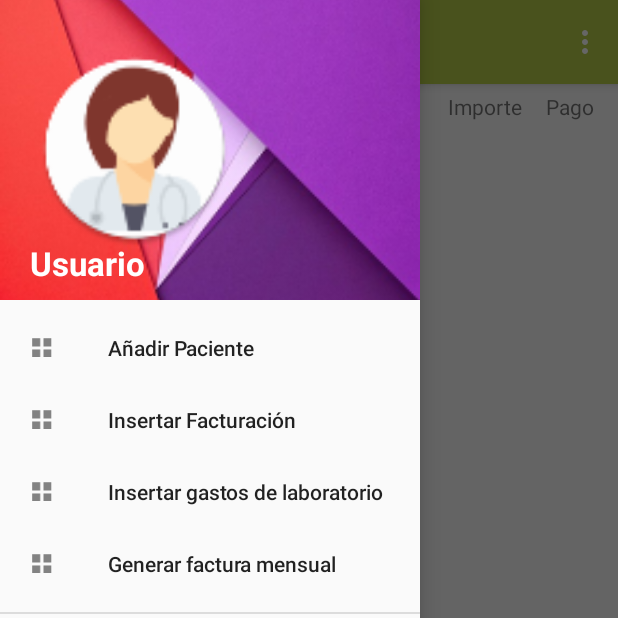
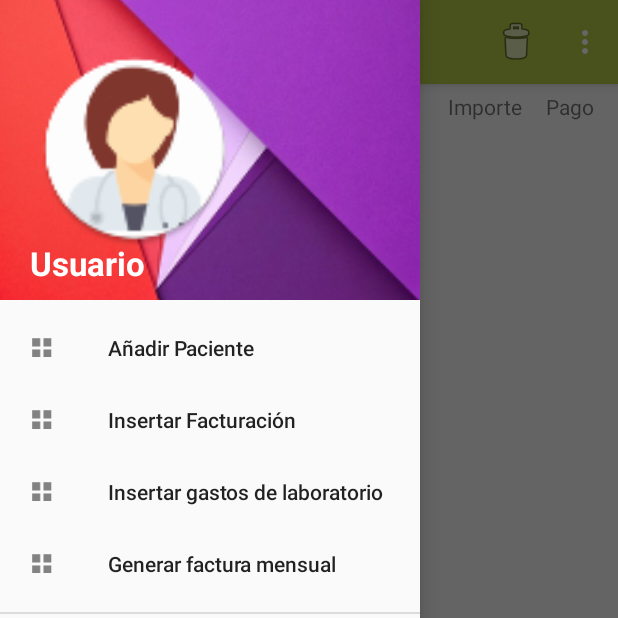
Before and after one commit to abeneto/OdontoFact, an Android app: the fragment Fragment3 placed in its activity, with the side drawer open, on a phone screen of 412 x 824 dp, the top half of it. Run offline under Robolectric (Android 15) with nearby library versions, the phone set to English and light mode, and no system bars; libraries missing offline, so code that uses them is left out: org.apache.poi; 1 statement that could not run was skipped.

Commit message:
Seleccion de filas boton borrar y menu

```diff
--- a/app/src/main/java/com/dev/abeneto/charanifact/activities/MainActivity.java
+++ b/app/src/main/java/com/dev/abeneto/charanifact/activities/MainActivity.java
@@ -27,6 +27,7 @@ public class MainActivity extends ActionBarActivity {
     private DrawerLayout drawerLayout;
     private Usuari usuariLogat;
     private DatabaseHelper dbHelper;
+    private Menu miMenu;
 
     @Override
     protected void onCreate(Bundle savedInstanceState) {
@@ -43,6 +44,8 @@ public class MainActivity extends ActionBarActivity {
         getSupportActionBar().setDisplayHomeAsUpEnabled(true);
         drawerLayout = (DrawerLayout)findViewById(R.id.drawer_layout);
         NavigationView navView = (NavigationView)findViewById(R.id.navview);
+
+
 
         navView.setNavigationItemSelectedListener(
                 new NavigationView.OnNavigationItemSelectedListener() {
@@ -110,7 +113,10 @@ public class MainActivity extends ActionBarActivity {
     @Override
     public boolean onCreateOptionsMenu(Menu menu) {
         // Inflate the menu; this adds items to the action bar if it is present.
+        this.miMenu = menu;
         getMenuInflater().inflate(R.menu.menu_main, menu);
+
+        miMenu.findItem(R.id.delete).setVisible(false);
         return true;
     }
 
@@ -137,4 +143,12 @@ public class MainActivity extends ActionBarActivity {
     public void setUsuariLogat(Usuari usuariLogat) {
         this.usuariLogat = usuariLogat;
     }
+
+    public Menu getMiMenu() {
+        return miMenu;
+    }
+
+    public void setMiMenu(Menu miMenu) {
+        this.miMenu = miMenu;
+    }
 }
--- a/app/src/main/java/com/dev/abeneto/charanifact/adapter/LineaFacturaAdapter.java
+++ b/app/src/main/java/com/dev/abeneto/charanifact/adapter/LineaFacturaAdapter.java
@@ -54,4 +54,5 @@ public class LineaFacturaAdapter extends ArrayAdapter<LineaFactura> {
         // Return the completed view to render on screen
         return convertView;
     }
+
 }
--- a/app/src/main/java/com/dev/abeneto/charanifact/fragments/Fragment3.java
+++ b/app/src/main/java/com/dev/abeneto/charanifact/fragments/Fragment3.java
@@ -9,14 +9,18 @@ import android.os.Environment;
 import android.support.v4.app.Fragment;
 import android.support.v7.app.AlertDialog;
 import android.view.LayoutInflater;
+import android.view.Menu;
 import android.view.View;
 import android.view.ViewGroup;
+import android.widget.AdapterView;
 import android.widget.Button;
 import android.widget.ListView;
 import android.widget.Toast;
 
 import com.dev.abeneto.charanifact.R;
+import com.dev.abeneto.charanifact.activities.MainActivity;
 import com.dev.abeneto.charanifact.adapter.LineaFacturaAdapter;
+import com.dev.abeneto.charanifact.custom_elements.CheckedLinearLayout;
 import com.dev.abeneto.charanifact.db.DatabaseHelper;
 import com.dev.abeneto.charanifact.pojo.GastosLaboratori;
 import com.dev.abeneto.charanifact.pojo.LineaFactura;
@@ -44,6 +48,7 @@ import java.util.Collections;
 import java.util.Comparator;
 import java.util.GregorianCalendar;
 import java.util.HashMap;
+import java.util.List;
 import java.util.Map;
 
 /**
@@ -54,6 +59,8 @@ public class Fragment3 extends Fragment {
     View inflated = null;
     DatabaseHelper dbHelper = null;
     ArrayList<LineaFactura> lineasDeFactura = null;
+    Menu miMenu = null;
+
 
     public Fragment3() {
         // Required empty public constructor
@@ -65,6 +72,11 @@ public class Fragment3 extends Fragment {
         // Inflate the layout for this fragment
         inflated = inflater.inflate(R.layout.fragment_fragment3, container, false);
         dbHelper = new DatabaseHelper(getActivity().getApplicationContext());
+
+        MainActivity activity = (MainActivity) getActivity();
+        this.miMenu = activity.getMiMenu();
+
+        miMenu.findItem(R.id.delete).setVisible(true);
 
         lineasDeFactura = null;
         try {
@@ -90,6 +102,8 @@ public class Fragment3 extends Fragment {
         // Attach the adapter to a ListView
         ListView listView = (ListView) inflated.findViewById(R.id.listaLineasFactura);
         listView.setAdapter(adapter);
+        listView.setChoiceMode(ListView.CHOICE_MODE_MULTIPLE);
+
 
         Button botonExcel = (Button) inflated.findViewById(R.id.botonGenerarFacturaExcel);
         Button botonPdf = (Button) inflated.findViewById(R.id.botonGenerarFacturaPdf);
@@ -131,7 +145,7 @@ public class Fragment3 extends Fragment {
 
         Row filaTitulo = sheet.getRow(0);
         Cell celdaTitulo = filaTitulo.createCell(0);
-        celdaTitulo.setCellValue("Facturación de "+getMonthForInt(mes-1)+" de "+anyo +"");
+        celdaTitulo.setCellValue("Facturación de " + getMonthForInt(mes - 1) + " de " + anyo + "");
         celdaTitulo.getCellStyle().setAlignment(HorizontalAlignment.CENTER);
 
         int rownum = 2;
@@ -165,17 +179,17 @@ public class Fragment3 extends Fragment {
         }
 
         Map<String, Object> fieldsGastos = new HashMap<>();
-        fieldsGastos.put("mes",mes);
-        fieldsGastos.put("any",anyo);
+        fieldsGastos.put("mes", mes);
+        fieldsGastos.put("any", anyo);
 
         GastosLaboratori gastosLaboratori;
 
         try {
             gastosLaboratori = dbHelper.getGastosByFields(fieldsGastos);
 
-            if(gastosLaboratori != null) {
+            if (gastosLaboratori != null) {
 
-                rownum+=2;
+                rownum += 2;
 
                 Row row = sheet.createRow(rownum++);
                 int cellnum = 0;
@@ -319,7 +333,7 @@ public class Fragment3 extends Fragment {
         String month = "wrong";
         DateFormatSymbols dfs = new DateFormatSymbols();
         String[] months = dfs.getMonths();
-        if (num >= 0 && num <= 11 ) {
+        if (num >= 0 && num <= 11) {
             month = months[num];
         }
         return month;
--- /dev/null
+++ b/app/src/main/res/drawable/fondo_no_seleccionado.xml
@@ -0,0 +1,5 @@
+<?xml version="1.0" encoding="utf-8"?>
+<shape xmlns:android="http://schemas.android.com/apk/res/android"
+    android:shape="rectangle" >
+    <solid android:color="@android:color/transparent"/>
+</shape>
--- /dev/null
+++ b/app/src/main/res/drawable/fondo_seleccionado.xml
@@ -0,0 +1,5 @@
+<?xml version="1.0" encoding="utf-8"?>
+<shape xmlns:android="http://schemas.android.com/apk/res/android"
+    android:shape="rectangle" >
+    <solid android:color="#FFb7ce49"/>
+</shape>
--- /dev/null
+++ b/app/src/main/res/drawable/selector_filas.xml
@@ -0,0 +1,5 @@
+<?xml version="1.0" encoding="utf-8"?>
+<selector xmlns:android="http://schemas.android.com/apk/res/android">
+    <item android:state_checked="true" android:drawable="@drawable/fondo_seleccionado" />
+    <item android:drawable="@drawable/fondo_no_seleccionado" />
+</selector>
--- a/app/src/main/res/menu/menu_main.xml
+++ b/app/src/main/res/menu/menu_main.xml
@@ -7,4 +7,12 @@
         android:orderInCategory="100"
         android:title="@string/action_settings"
         app:showAsAction="never" />
+    <item
+        android:id="@+id/delete"
+        android:orderInCategory="100"
+        android:title="@string/action_delete"
+        app:showAsAction="always"
+        android:visible="true"
+        android:icon="@android:drawable/ic_menu_delete">
+    </item>
 </menu>
--- a/app/src/main/res/values/strings.xml
+++ b/app/src/main/res/values/strings.xml
@@ -81,5 +81,6 @@
     <string name="diciembre">Diciembre</string>
     <string name="insertar_gastos_lab">Insertar gastos de laboratorio</string>
     <string name="error_gastos_ya_existen">El mes y el año seleccionados ya estan incluidos en base de datos</string>
+    <string name="action_delete">Eliminar</string>
 
 </resources>
```
Also changed, not shown: app/src/main/java/com/dev/abeneto/charanifact/custom_elements/CheckedLinearLayout.java (added, +90 -0 lines), app/src/main/res/layout/factura_item.xml (+31 -29 lines), 4 other files.
